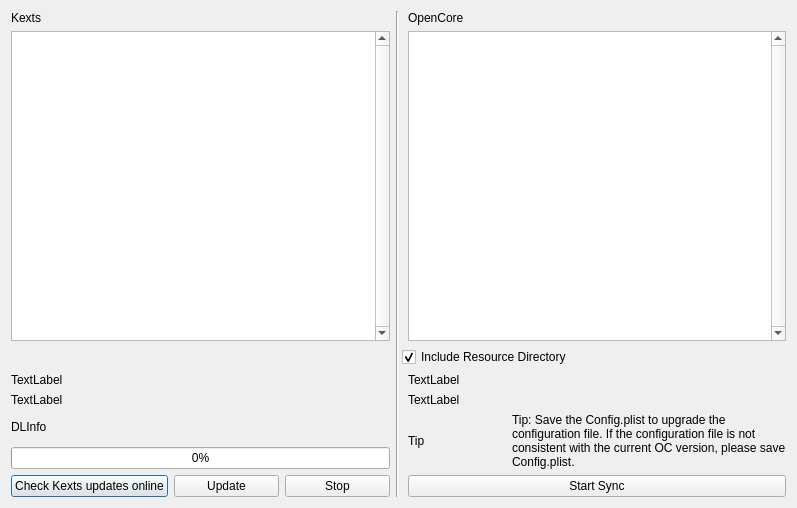
Qt form syncocdialog.ui (ic005k/OCAuxiliaryTools) before a commit.
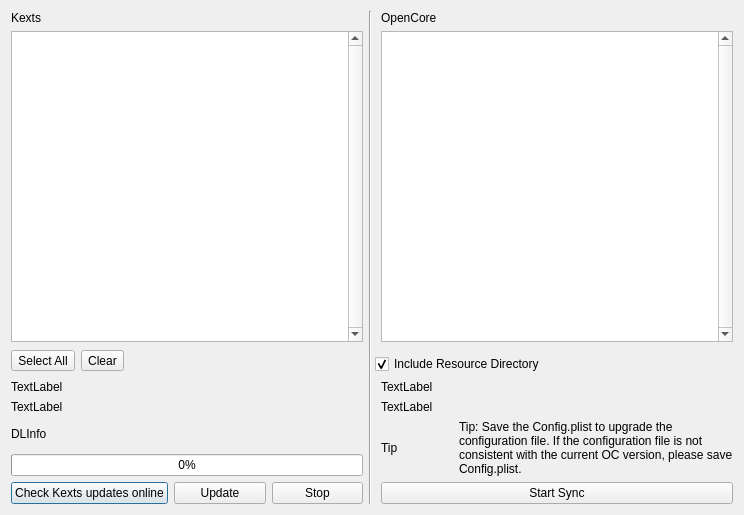
The same form after that commit.

Patch:
```diff
--- a/syncocdialog.ui
+++ b/syncocdialog.ui
@@ -6,14 +6,14 @@
    <rect>
     <x>0</x>
     <y>0</y>
-    <width>797</width>
-    <height>508</height>
+    <width>744</width>
+    <height>515</height>
    </rect>
   </property>
   <property name="windowTitle">
    <string>Sync OC</string>
   </property>
-  <layout class="QGridLayout" name="gridLayout_9">
+  <layout class="QGridLayout" name="gridLayout_10">
    <item row="0" column="0">
     <layout class="QGridLayout" name="gridLayout_7">
      <item row="1" column="0">
@@ -59,7 +59,7 @@
      </item>
     </layout>
    </item>
-   <item row="0" column="1" rowspan="5" colspan="2">
+   <item row="0" column="1" rowspan="6" colspan="2">
     <widget class="Line" name="line">
      <property name="orientation">
       <enum>Qt::Vertical</enum>
@@ -99,7 +99,38 @@
      </item>
     </layout>
    </item>
-   <item row="1" column="2" colspan="2">
+   <item row="1" column="0" rowspan="2">
+    <layout class="QGridLayout" name="gridLayout_9">
+     <item row="0" column="1">
+      <widget class="QToolButton" name="btnClearAll">
+       <property name="text">
+        <string>Clear</string>
+       </property>
+      </widget>
+     </item>
+     <item row="0" column="0">
+      <widget class="QToolButton" name="btnSelectAll">
+       <property name="text">
+        <string>Select All</string>
+       </property>
+      </widget>
+     </item>
+     <item row="0" column="2">
+      <spacer name="horizontalSpacer">
+       <property name="orientation">
+        <enum>Qt::Horizontal</enum>
+       </property>
+       <property name="sizeHint" stdset="0">
+        <size>
+         <width>40</width>
+         <height>20</height>
+        </size>
+       </property>
+      </spacer>
+     </item>
+    </layout>
+   </item>
+   <item row="2" column="2" colspan="2">
     <widget class="QCheckBox" name="chkIncludeResource">
      <property name="text">
       <string>Include Resource Directory</string>
@@ -109,7 +140,7 @@
      </property>
     </widget>
    </item>
-   <item row="2" column="0">
+   <item row="3" column="0">
     <layout class="QGridLayout" name="gridLayout_4">
      <item row="0" column="0">
       <widget class="QLabel" name="lblTargetLastModi">
@@ -127,7 +158,7 @@
      </item>
     </layout>
    </item>
-   <item row="2" column="3">
+   <item row="3" column="3">
     <layout class="QGridLayout" name="gridLayout_6">
      <item row="1" column="0">
       <widget class="QLabel" name="lblTargetLastModi_2">
@@ -145,7 +176,7 @@
      </item>
     </layout>
    </item>
-   <item row="3" column="0">
+   <item row="4" column="0">
     <layout class="QGridLayout" name="gridLayout_5">
      <item row="0" column="0">
       <widget class="QLabel" name="labelShowDLInfo">
@@ -175,7 +206,7 @@
      </item>
     </layout>
    </item>
-   <item row="3" column="3">
+   <item row="4" column="3">
     <layout class="QGridLayout" name="gridLayout">
      <item row="0" column="1">
       <widget class="QLabel" name="label_2">
@@ -196,7 +227,7 @@
      </item>
     </layout>
    </item>
-   <item row="4" column="0">
+   <item row="5" column="0">
     <layout class="QGridLayout" name="gridLayout_2">
      <item row="0" column="0">
       <widget class="QPushButton" name="btnUpKexts">
@@ -221,7 +252,7 @@
      </item>
     </layout>
    </item>
-   <item row="4" column="3">
+   <item row="5" column="3">
     <layout class="QGridLayout" name="gridLayout_3">
      <item row="0" column="0">
       <widget class="QPushButton" name="btnStartSync">
```
